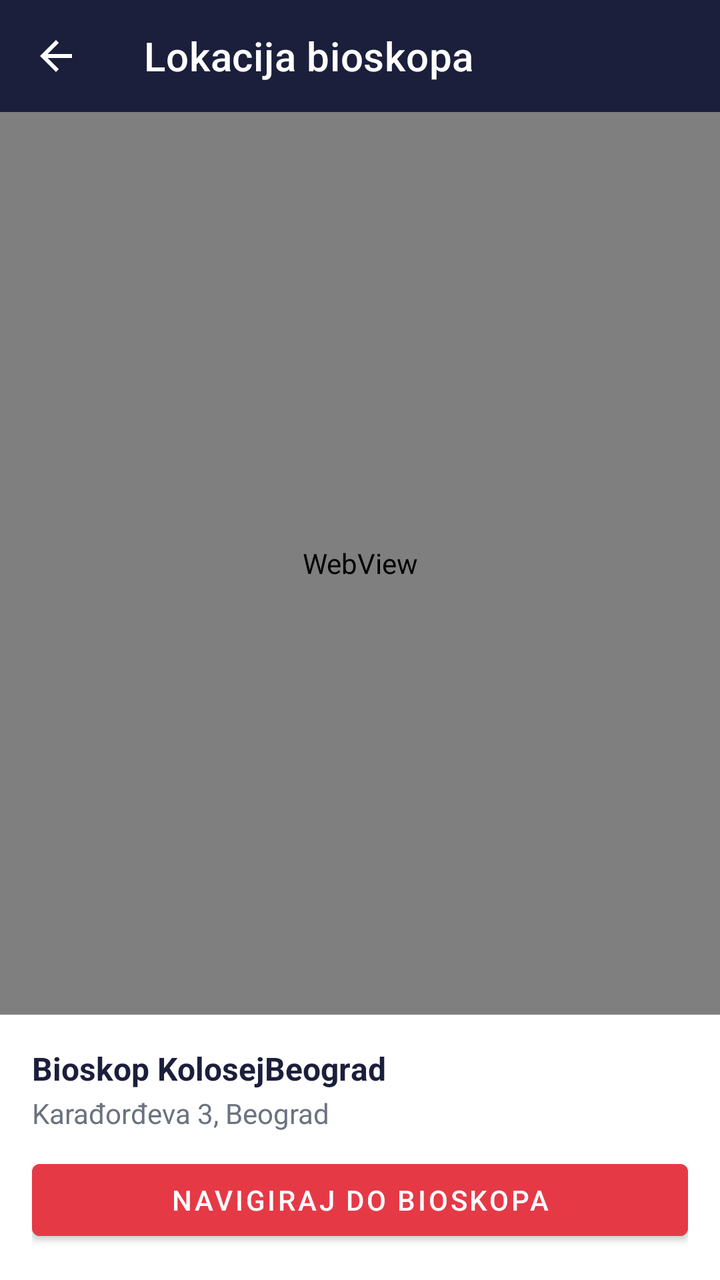
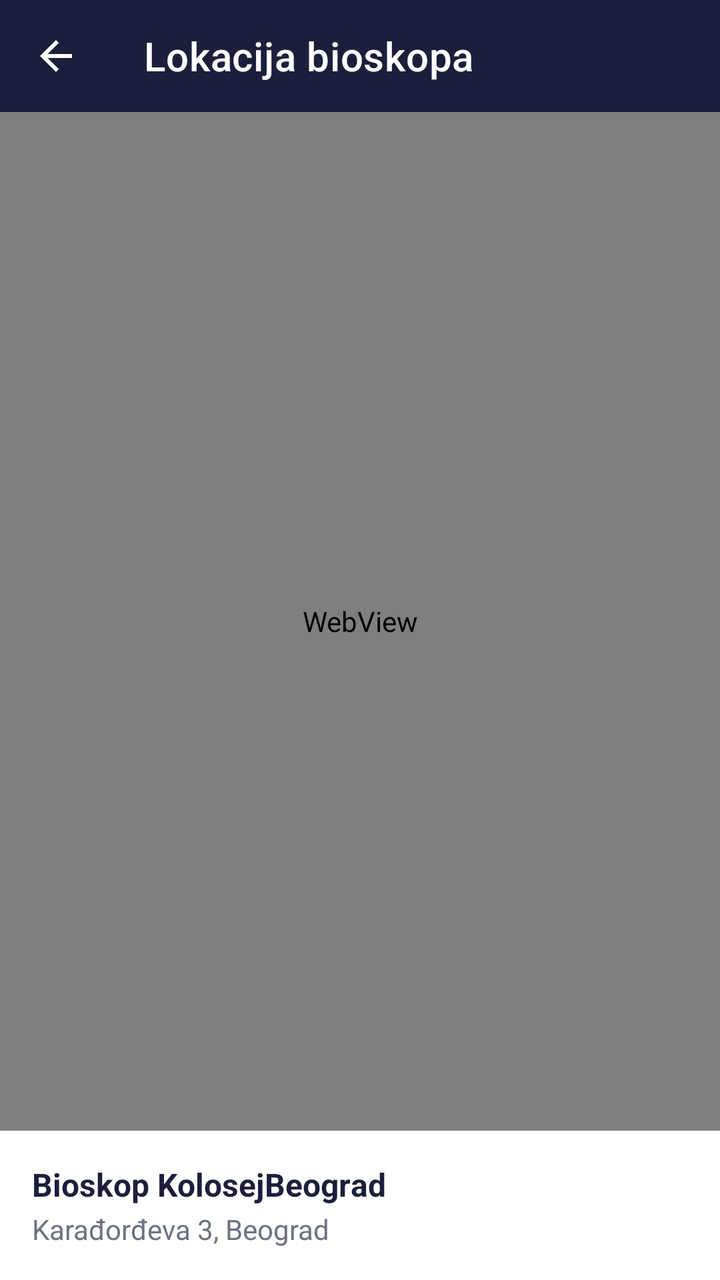

Compare the two renders of this Android layout. The source of the first and the diff that turns it into the second are given below.
<!-- AndroidManifest.xml: application theme Theme.CineBook -->
<!-- res/layout/activity_map.xml -->
<?xml version="1.0" encoding="utf-8"?>
<LinearLayout xmlns:android="http://schemas.android.com/apk/res/android"
    xmlns:app="http://schemas.android.com/apk/res-auto"
    android:fitsSystemWindows="true"
    xmlns:tools="http://schemas.android.com/tools"
    android:layout_width="match_parent"
    android:layout_height="match_parent"
    android:orientation="vertical">

    <com.google.android.material.appbar.MaterialToolbar
        android:id="@+id/toolbar"
        android:layout_width="match_parent"
        android:layout_height="?attr/actionBarSize"
        android:background="@color/primary"
        app:titleTextColor="@color/white"
        app:navigationIcon="@drawable/ic_back"
        app:title="@string/cinema_location"
        />

    <WebView
        android:id="@+id/webViewMap"
        android:layout_width="match_parent"
        android:layout_height="0dp"
        android:layout_weight="1" />

    <LinearLayout
        android:layout_width="match_parent"
        android:layout_height="wrap_content"
        android:orientation="vertical"
        android:padding="16dp"
        android:background="@color/white">

        <TextView
            android:id="@+id/textCinemaName"
            android:layout_width="match_parent"
            android:layout_height="wrap_content"
            android:text="@string/cinema_name"
            android:textStyle="bold"
            android:textSize="16sp"
            android:textColor="@color/text_primary" />

        <TextView
            android:id="@+id/textCinemaAddress"
            android:layout_width="match_parent"
            android:layout_height="wrap_content"
            android:text="@string/cinema_address"
            android:textColor="@color/text_secondary"
            android:layout_marginTop="2dp" />

        <Button
            android:id="@+id/btnNavigate"
            android:layout_width="match_parent"
            android:layout_height="wrap_content"
            android:layout_marginTop="10dp"
            android:backgroundTint="@color/accent"
            android:text="@string/navigate" />

    </LinearLayout>

</LinearLayout>
<!-- resources referenced by this layout -->
<resources>
  <color name="accent">#E63946</color>
  <color name="primary">#1B1F3B</color>
  <color name="text_primary">#1B1F3B</color>
  <color name="text_secondary">#6B7280</color>
  <color name="white">#FFFFFF</color>
  <!-- drawable ic_back (drawable) -->
  <?xml version="1.0" encoding="utf-8"?>
  <vector xmlns:android="http://schemas.android.com/apk/res/android"
      android:width="24dp"
      android:height="24dp"
      android:viewportWidth="24"
      android:viewportHeight="24"
      android:tint="@color/white">
      <path
          android:fillColor="@android:color/white"
          android:pathData="M20,11H7.83l5.59,-5.59L12,4l-8,8 8,8 1.41,-1.41L7.83,13H20v-2z" />
  </vector>
  <string name="cinema_address">Karađorđeva 3, Beograd</string>
  <string name="cinema_location">Lokacija bioskopa</string>
  <string name="cinema_name">Bioskop "Kolosej" Beograd</string>
  <string name="navigate">Navigiraj do bioskopa</string>
  <style name="Theme.CineBook" parent="Theme.MaterialComponents.DayNight.NoActionBar">
          <item name="colorPrimary">@color/primary</item>
          <item name="colorPrimaryDark">@color/primary_dark</item>
          <item name="colorAccent">@color/accent</item>
          <item name="android:windowBackground">@color/background</item>
      </style>
  <color name="primary_dark">#10132A</color>
  <color name="background">#F5F5F7</color>
</resources>

<!-- the commit's change to res/layout/activity_map.xml (unified diff, before → after) -->
@@ -47,14 +47,6 @@
             android:textColor="@color/text_secondary"
             android:layout_marginTop="2dp" />
 
-        <Button
-            android:id="@+id/btnNavigate"
-            android:layout_width="match_parent"
-            android:layout_height="wrap_content"
-            android:layout_marginTop="10dp"
-            android:backgroundTint="@color/accent"
-            android:text="@string/navigate" />
-
     </LinearLayout>
 
 </LinearLayout>
<!-- resource entries referenced after the edit -->
@@ -20,7 +20,6 @@
   <string name="cinema_address">Karađorđeva 3, Beograd</string>
   <string name="cinema_location">Lokacija bioskopa</string>
   <string name="cinema_name">Bioskop "Kolosej" Beograd</string>
-  <string name="navigate">Navigiraj do bioskopa</string>
   <style name="Theme.CineBook" parent="Theme.MaterialComponents.DayNight.NoActionBar">
           <item name="colorPrimary">@color/primary</item>
           <item name="colorPrimaryDark">@color/primary_dark</item>
